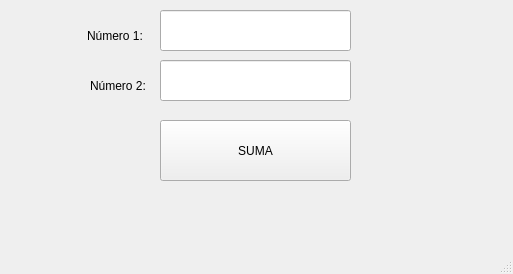
The window that Programas/U3_Clase/P1_UI_to_Python/P1_Ejemplo.ui (NEUTRALDUST21/PIP_2024_3_Eq_Maciel) describes before a commit, drawn with Qt 5.
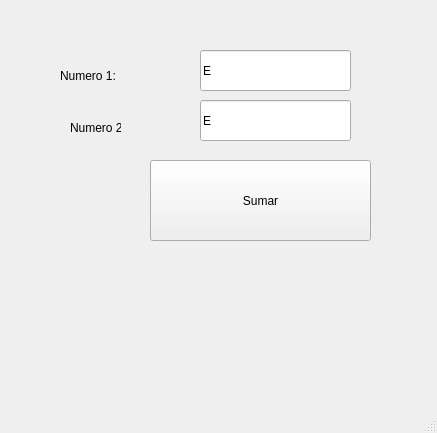
The same window after the commit.

What changed in the file:
```diff
--- a/Programas/U3_Clase/P1_UI_to_Python/P1_Ejemplo.ui
+++ b/Programas/U3_Clase/P1_UI_to_Python/P1_Ejemplo.ui
@@ -6,8 +6,8 @@
    <rect>
     <x>0</x>
     <y>0</y>
-    <width>513</width>
-    <height>274</height>
+    <width>437</width>
+    <height>433</height>
    </rect>
   </property>
   <property name="windowTitle">
@@ -17,84 +17,78 @@
    <widget class="QPushButton" name="btn_sumar">
     <property name="geometry">
      <rect>
-      <x>160</x>
-      <y>120</y>
-      <width>191</width>
-      <height>61</height>
+      <x>150</x>
+      <y>160</y>
+      <width>221</width>
+      <height>81</height>
      </rect>
     </property>
-    <property name="text">
-     <string>SUMA</string>
+    <property name="styleSheet">
+     <string notr="true">font: 20pt &quot;MS Serif&quot;;</string>
     </property>
-   </widget>
-   <widget class="QLineEdit" name="txt_num1">
-    <property name="geometry">
-     <rect>
-      <x>160</x>
-      <y>10</y>
-      <width>191</width>
-      <height>41</height>
-     </rect>
-    </property>
-    <property name="font">
-     <font>
-      <pointsize>12</pointsize>
-      <bold>true</bold>
-     </font>
-    </property>
     <property name="text">
-     <string/>
-    </property>
-    <property name="alignment">
-     <set>Qt::AlignCenter</set>
+     <string>Sumar</string>
     </property>
    </widget>
    <widget class="QLabel" name="label">
     <property name="geometry">
      <rect>
-      <x>87</x>
-      <y>20</y>
-      <width>61</width>
-      <height>31</height>
-     </rect>
-    </property>
-    <property name="text">
-     <string>Número 1:</string>
-    </property>
-   </widget>
-   <widget class="QLabel" name="label_2">
-    <property name="geometry">
-     <rect>
-      <x>90</x>
-      <y>70</y>
-      <width>71</width>
-      <height>31</height>
-     </rect>
-    </property>
-    <property name="text">
-     <string>Número 2:</string>
-    </property>
-   </widget>
-   <widget class="QLineEdit" name="txt_num2">
-    <property name="geometry">
-     <rect>
-      <x>160</x>
+      <x>60</x>
       <y>60</y>
-      <width>191</width>
+      <width>121</width>
+      <height>31</height>
+     </rect>
+    </property>
+    <property name="styleSheet">
+     <string notr="true">font: 20pt &quot;MS Serif&quot;;</string>
+    </property>
+    <property name="text">
+     <string>Numero 1:</string>
+    </property>
+   </widget>
+   <widget class="QLabel" name="label_2">
+    <property name="geometry">
+     <rect>
+      <x>70</x>
+      <y>120</y>
+      <width>51</width>
+      <height>16</height>
+     </rect>
+    </property>
+    <property name="text">
+     <string>Numero 2:</string>
+    </property>
+   </widget>
+   <widget class="QLineEdit" name="txtNum1">
+    <property name="geometry">
+     <rect>
+      <x>200</x>
+      <y>50</y>
+      <width>151</width>
       <height>41</height>
      </rect>
     </property>
-    <property name="font">
-     <font>
-      <pointsize>12</pointsize>
-      <bold>true</bold>
-     </font>
+    <property name="styleSheet">
+     <string notr="true">font: 20pt &quot;MS Serif&quot;;</string>
     </property>
     <property name="text">
-     <string/>
+     <string>E</string>
     </property>
-    <property name="alignment">
-     <set>Qt::AlignCenter</set>
+   </widget>
+   <widget class="QLineEdit" name="txtNum2">
+    <property name="geometry">
+     <rect>
+      <x>200</x>
+      <y>100</y>
+      <width>151</width>
+      <height>41</height>
+     </rect>
+    </property>
+    <property name="styleSheet">
+     <string notr="true">font: 20pt &quot;MS Serif&quot;;</string>
+    </property>
+    <property name="text">
+     <string>E</string>
     </property>
    </widget>
   </widget>
```
Left out of the diff: 6 changed lines with no effect on the pictures.
